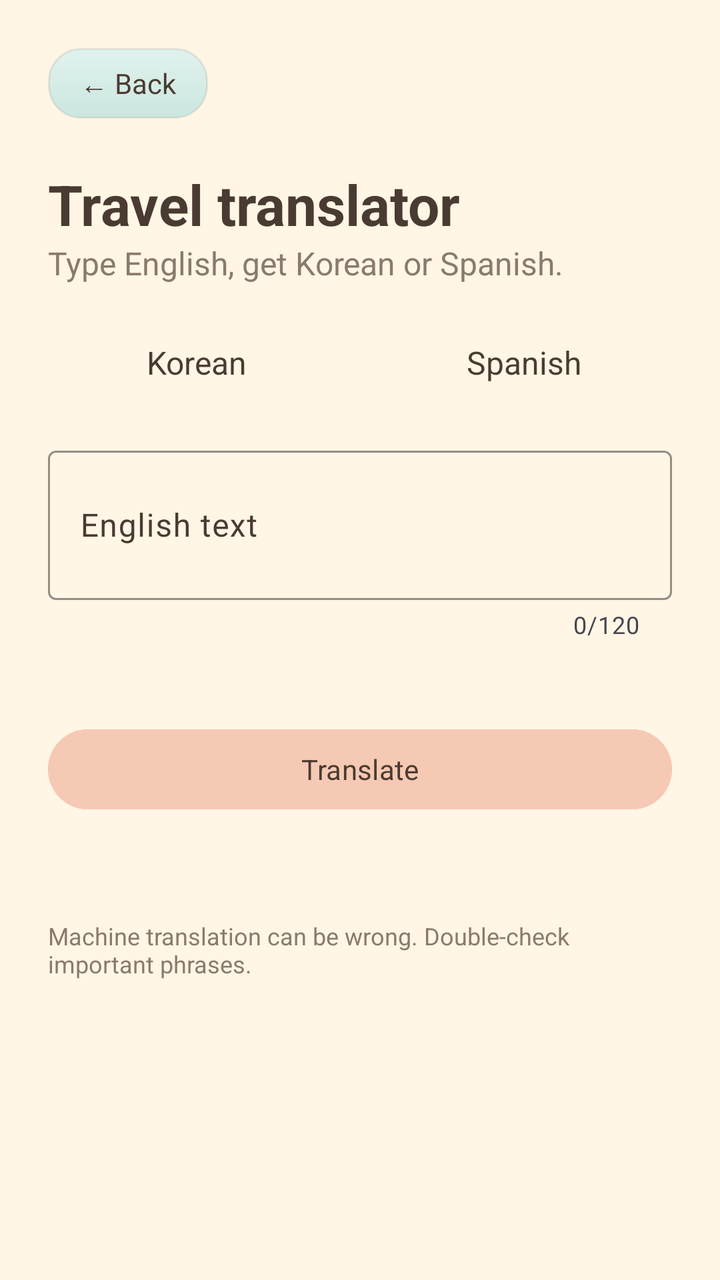
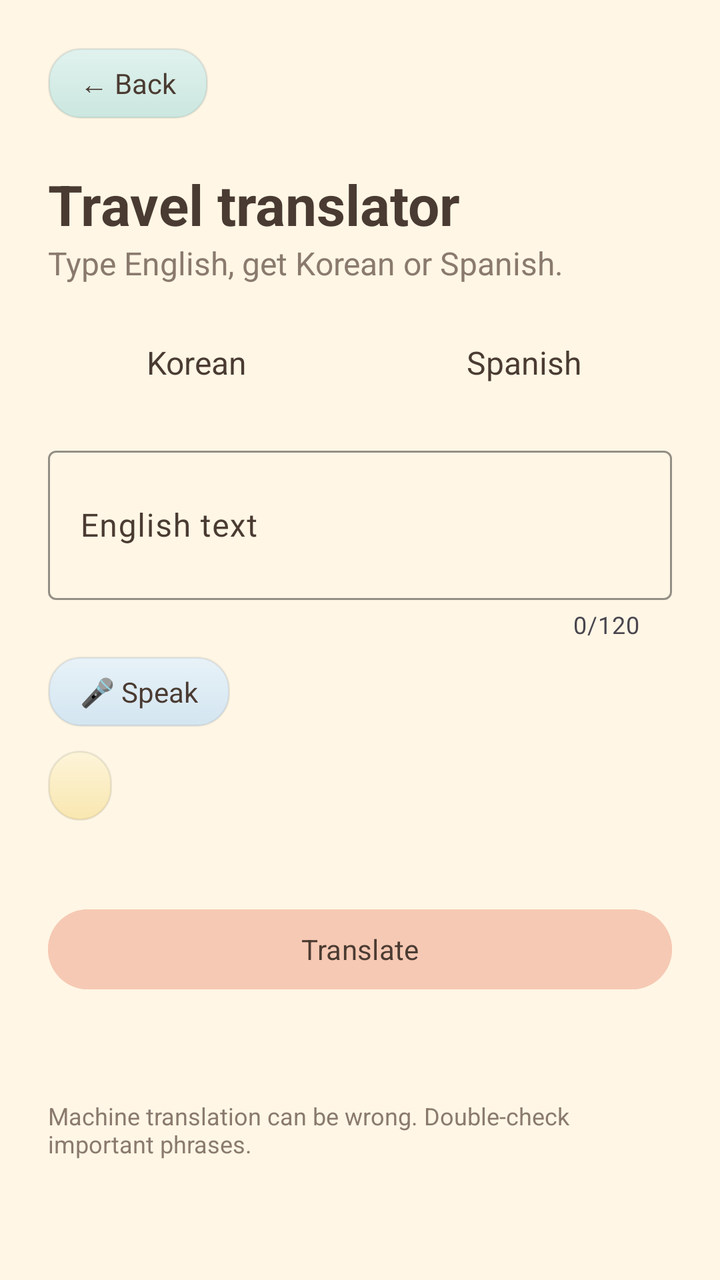

Before-and-after screenshots of an Android layout around one commit, followed by the original layout XML and the change that was made.
<!-- AndroidManifest.xml: application theme Theme.LinguaPath -->
<!-- res/layout/activity_translator.xml -->
<?xml version="1.0" encoding="utf-8"?>
<ScrollView
    xmlns:android="http://schemas.android.com/apk/res/android"
    xmlns:app="http://schemas.android.com/apk/res-auto"
    android:layout_width="match_parent"
    android:layout_height="match_parent"
    android:background="@color/cream"
    android:fillViewport="true"
    android:fitsSystemWindows="true">

    <LinearLayout
        android:layout_width="match_parent"
        android:layout_height="wrap_content"
        android:orientation="vertical"
        android:padding="24dp">

        <TextView
            android:id="@+id/buttonBack"
            android:layout_width="wrap_content"
            android:layout_height="wrap_content"
            android:background="@drawable/bg_card_sage"
            android:clickable="true"
            android:focusable="true"
            android:paddingStart="16dp"
            android:paddingTop="8dp"
            android:paddingEnd="16dp"
            android:paddingBottom="8dp"
            android:text="@string/back"
            android:textColor="@color/ink"
            android:textSize="14sp" />

        <TextView
            android:id="@+id/textTranslatorTitle"
            android:layout_width="wrap_content"
            android:layout_height="wrap_content"
            android:layout_marginTop="24dp"
            android:text="@string/translator_title"
            android:textColor="@color/ink"
            android:textSize="28sp"
            android:textStyle="bold" />

        <TextView
            android:id="@+id/textTranslatorSubtitle"
            android:layout_width="wrap_content"
            android:layout_height="wrap_content"
            android:text="@string/translator_subtitle"
            android:textColor="@color/ink_soft"
            android:textSize="16sp" />

        <LinearLayout
            android:layout_width="match_parent"
            android:layout_height="wrap_content"
            android:layout_marginTop="16dp"
            android:orientation="horizontal">

            <TextView
                android:id="@+id/chipKorean"
                android:layout_width="0dp"
                android:layout_height="wrap_content"
                android:layout_marginEnd="8dp"
                android:layout_weight="1"
                android:clickable="true"
                android:focusable="true"
                android:gravity="center"
                android:paddingTop="12dp"
                android:paddingBottom="12dp"
                android:text="@string/lang_korean"
                android:textColor="@color/ink"
                android:textSize="16sp" />

            <TextView
                android:id="@+id/chipSpanish"
                android:layout_width="0dp"
                android:layout_height="wrap_content"
                android:layout_marginStart="8dp"
                android:layout_weight="1"
                android:clickable="true"
                android:focusable="true"
                android:gravity="center"
                android:paddingTop="12dp"
                android:paddingBottom="12dp"
                android:text="@string/lang_spanish"
                android:textColor="@color/ink"
                android:textSize="16sp" />
        </LinearLayout>

        <com.google.android.material.textfield.TextInputLayout
            style="@style/Widget.Material3.TextInputLayout.OutlinedBox"
            android:layout_width="match_parent"
            android:layout_height="wrap_content"
            android:layout_marginTop="16dp"
            android:hint="@string/translator_hint"
            android:textColorHint="@color/ink"
            app:boxStrokeColor="@color/ink"
            app:counterEnabled="true"
            app:counterMaxLength="120"
            app:hintTextColor="@color/ink">

            <com.google.android.material.textfield.TextInputEditText
                android:id="@+id/editText"
                android:layout_width="match_parent"
                android:layout_height="wrap_content"
                android:inputType="textCapSentences|textMultiLine"
                android:maxLength="120"
                android:minLines="2"
                android:textColor="@color/ink" />
        </com.google.android.material.textfield.TextInputLayout>

        <TextView
            android:id="@+id/textUsage"
            android:layout_width="wrap_content"
            android:layout_height="wrap_content"
            android:layout_marginTop="8dp"
            android:textColor="@color/ink_soft"
            android:textSize="12sp" />

        <Button
            android:id="@+id/buttonTranslate"
            android:layout_width="match_parent"
            android:layout_height="wrap_content"
            android:layout_marginTop="16dp"
            android:backgroundTint="@color/peach"
            android:text="@string/translator_button"
            android:textColor="@color/ink" />

        <ProgressBar
            android:id="@+id/progressTranslate"
            android:layout_width="32dp"
            android:layout_height="32dp"
            android:layout_gravity="center_horizontal"
            android:layout_marginTop="16dp"
            android:visibility="gone" />

        <TextView
            android:id="@+id/textError"
            android:layout_width="match_parent"
            android:layout_height="wrap_content"
            android:layout_marginTop="16dp"
            android:textColor="@color/error"
            android:textSize="14sp" />

        <LinearLayout
            android:id="@+id/cardResult"
            android:layout_width="match_parent"
            android:layout_height="wrap_content"
            android:layout_marginTop="8dp"
            android:background="@drawable/bg_word_card"
            android:elevation="4dp"
            android:orientation="vertical"
            android:padding="16dp"
            android:visibility="gone">

            <TextView
                android:id="@+id/textResult"
                android:layout_width="match_parent"
                android:layout_height="wrap_content"
                android:textColor="@color/ink"
                android:textIsSelectable="true"
                android:textSize="24sp"
                android:textStyle="bold" />

            <TextView
                android:id="@+id/textResultSource"
                android:layout_width="wrap_content"
                android:layout_height="wrap_content"
                android:layout_marginTop="4dp"
                android:textColor="@color/ink_soft"
                android:textSize="12sp" />

            <TextView
                android:id="@+id/buttonSpeakResult"
                android:layout_width="wrap_content"
                android:layout_height="wrap_content"
                android:layout_marginTop="12dp"
                android:background="@drawable/bg_card_sky"
                android:clickable="true"
                android:contentDescription="@string/speak_description"
                android:focusable="true"
                android:paddingStart="16dp"
                android:paddingTop="8dp"
                android:paddingEnd="16dp"
                android:paddingBottom="8dp"
                android:text="@string/speak_listen"
                android:textColor="@color/ink"
                android:textSize="14sp" />

            <LinearLayout
                android:id="@+id/rowActions"
                android:layout_width="match_parent"
                android:layout_height="wrap_content"
                android:layout_marginTop="16dp"
                android:orientation="horizontal">

                <Button
                    android:id="@+id/buttonCopy"
                    android:layout_width="0dp"
                    android:layout_height="wrap_content"
                    android:layout_weight="1"
                    android:backgroundTint="@color/sage"
                    android:text="@string/translator_copy"
                    android:textColor="@color/ink" />

                <Button
                    android:id="@+id/buttonSave"
                    android:layout_width="0dp"
                    android:layout_height="wrap_content"
                    android:layout_marginStart="8dp"
                    android:layout_weight="1"
                    android:backgroundTint="@color/peach"
                    android:text="@string/translator_save"
                    android:textColor="@color/ink" />
            </LinearLayout>
        </LinearLayout>

        <TextView
            android:layout_width="wrap_content"
            android:layout_height="wrap_content"
            android:layout_marginTop="16dp"
            android:text="@string/translator_note"
            android:textColor="@color/ink_soft"
            android:textSize="12sp" />
    </LinearLayout>
</ScrollView>
<!-- resources referenced by this layout -->
<resources>
  <color name="cream">#FFF6E5</color>
  <color name="error">#B3402A</color>
  <color name="ink">#4A3B32</color>
  <color name="ink_soft">#8A7A6E</color>
  <color name="peach">#F6C9B4</color>
  <color name="sage">#BFD8B8</color>
  <!-- drawable bg_card_sage (drawable) -->
  <?xml version="1.0" encoding="utf-8"?>
  <shape xmlns:android="http://schemas.android.com/apk/res/android"
      android:shape="rectangle">
      <gradient
          android:angle="270"
          android:endColor="#CBE7DF"
          android:startColor="#E1F2EE" />
      <corners android:radius="16dp" />
      <stroke
          android:width="1dp"
          android:color="#14000000" />
  </shape>
  <!-- drawable bg_card_sky (drawable) -->
  <?xml version="1.0" encoding="utf-8"?>
  <shape xmlns:android="http://schemas.android.com/apk/res/android"
      android:shape="rectangle">
      <gradient
          android:angle="270"
          android:endColor="#D3E5F0"
          android:startColor="#E8F2F8" />
      <corners android:radius="16dp" />
      <stroke
          android:width="1dp"
          android:color="#14000000" />
  </shape>
  <!-- drawable bg_word_card (drawable) -->
  <?xml version="1.0" encoding="utf-8"?>
  <shape xmlns:android="http://schemas.android.com/apk/res/android"
      android:shape="rectangle">
      <solid android:color="@color/card" />
      <corners android:radius="16dp" />
      <stroke
          android:width="1dp"
          android:color="#14000000" />
  </shape>
  <string name="back">← Back</string>
  <string name="lang_korean">Korean</string>
  <string name="lang_spanish">Spanish</string>
  <string name="speak_description">Listen to the pronunciation</string>
  <string name="speak_listen">🔊 Listen</string>
  <string name="translator_button">Translate</string>
  <string name="translator_copy">Copy</string>
  <string name="translator_hint">English text</string>
  <string name="translator_note">Machine translation can be wrong. Double-check important phrases.</string>
  <string name="translator_save">Save to my words</string>
  <string name="translator_subtitle">Type English, get Korean or Spanish.</string>
  <string name="translator_title">Travel translator</string>
  <style name="Theme.LinguaPath" parent="Base.Theme.LinguaPath" />
  <color name="card">#FFFDF8</color>
  <style name="Base.Theme.LinguaPath" parent="Theme.Material3.Light.NoActionBar">
          <item name="colorPrimary">@color/primary</item>
          <item name="colorOnPrimary">@color/card</item>
          <item name="colorSecondary">@color/accent</item>
          <item name="android:windowBackground">@color/cream</item>
          <item name="android:fontFamily">sans-serif</item>
          <item name="android:textColorPrimary">@color/ink</item>
          <item name="android:windowLightStatusBar">true</item>
          
          
      </style>
  <color name="primary">#7BA881</color>
  <color name="accent">#E9A07A</color>
</resources>

<!-- the commit's change to res/layout/activity_translator.xml (unified diff, before → after) -->
@@ -85,6 +85,7 @@
         </LinearLayout>
 
         <com.google.android.material.textfield.TextInputLayout
+            android:id="@+id/inputLayout"
             style="@style/Widget.Material3.TextInputLayout.OutlinedBox"
             android:layout_width="match_parent"
             android:layout_height="wrap_content"
@@ -95,6 +96,21 @@
             app:counterEnabled="true"
             app:counterMaxLength="120"
             app:hintTextColor="@color/ink">
+            <TextView
+                android:id="@+id/buttonMic"
+                android:layout_width="wrap_content"
+                android:layout_height="wrap_content"
+                android:layout_marginTop="8dp"
+                android:background="@drawable/bg_card_sky"
+                android:clickable="true"
+                android:focusable="true"
+                android:paddingStart="16dp"
+                android:paddingTop="8dp"
+                android:paddingEnd="16dp"
+                android:paddingBottom="8dp"
+                android:text="@string/translator_mic"
+                android:textColor="@color/ink"
+                android:textSize="14sp" />
 
             <com.google.android.material.textfield.TextInputEditText
                 android:id="@+id/editText"
@@ -105,6 +121,21 @@
                 android:minLines="2"
                 android:textColor="@color/ink" />
         </com.google.android.material.textfield.TextInputLayout>
+
+        <TextView
+            android:id="@+id/buttonSwap"
+            android:layout_width="wrap_content"
+            android:layout_height="wrap_content"
+            android:layout_marginTop="12dp"
+            android:background="@drawable/bg_card_butter"
+            android:clickable="true"
+            android:focusable="true"
+            android:paddingStart="16dp"
+            android:paddingTop="8dp"
+            android:paddingEnd="16dp"
+            android:paddingBottom="8dp"
+            android:textColor="@color/ink"
+            android:textSize="14sp" />
 
         <TextView
             android:id="@+id/textUsage"
<!-- resource entries referenced after the edit -->
@@ -6,6 +6,19 @@
   <color name="ink_soft">#8A7A6E</color>
   <color name="peach">#F6C9B4</color>
   <color name="sage">#BFD8B8</color>
+  <!-- drawable bg_card_butter (drawable) -->
+  <?xml version="1.0" encoding="utf-8"?>
+  <shape xmlns:android="http://schemas.android.com/apk/res/android"
+      android:shape="rectangle">
+      <gradient
+          android:angle="270"
+          android:endColor="#F9E7B0"
+          android:startColor="#FDF4D9" />
+      <corners android:radius="16dp" />
+      <stroke
+          android:width="1dp"
+          android:color="#14000000" />
+  </shape>
   <!-- drawable bg_card_sage (drawable) -->
   <?xml version="1.0" encoding="utf-8"?>
   <shape xmlns:android="http://schemas.android.com/apk/res/android"
@@ -50,6 +63,7 @@
   <string name="translator_button">Translate</string>
   <string name="translator_copy">Copy</string>
   <string name="translator_hint">English text</string>
+  <string name="translator_mic">🎤 Speak</string>
   <string name="translator_note">Machine translation can be wrong. Double-check important phrases.</string>
   <string name="translator_save">Save to my words</string>
   <string name="translator_subtitle">Type English, get Korean or Spanish.</string>
